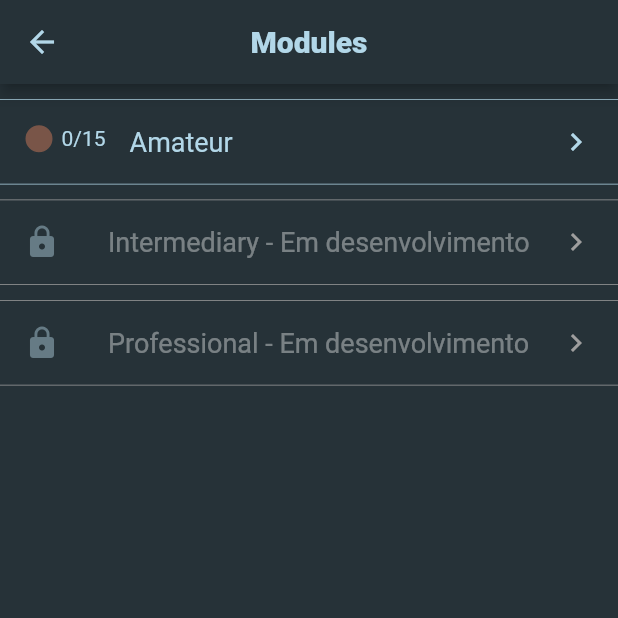
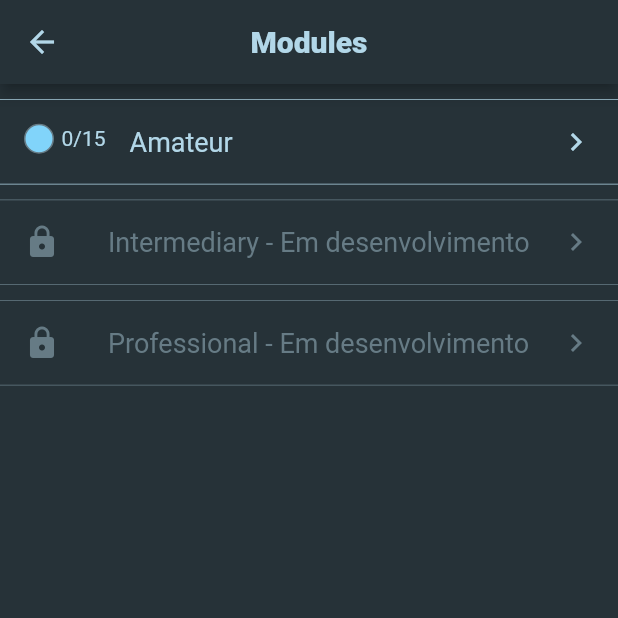
Before and after one commit to DaviPMello27/covoice, a Flutter app: the ExerciseModulesListPage screen opened by its route, on a phone screen of 412 x 824 dp, the top half of it. Run offline on Flutter 3.47's test engine with Material 2 defaults, Android fonts, the phone set to English and light mode, and no system bars; our stand-ins replace equatable, just_audio, share_plus, sqflite; missing offline and left inert: audio_waveforms, ffmpeg_kit_flutter, flame, flame_audio, flutter_audio_capture, flutter_fft and 5 more; accounts and stored records are empty.

Commit message:
Light theme redo

```diff
--- a/lib/views/app_widget.dart
+++ b/lib/views/app_widget.dart
@@ -33,8 +33,8 @@ class AppWidget extends StatelessWidget {
       },
       debugShowCheckedModeBanner: false,
       title: 'Covoice',
-      darkTheme: VoicifyTheme.dark,
-      theme: VoicifyTheme.dark,
+      darkTheme: CovoiceTheme.dark,
+      theme: CovoiceTheme.dark,
       home: home,
     );
   }
--- a/lib/views/exercises/exercise_modules_list_page.dart
+++ b/lib/views/exercises/exercise_modules_list_page.dart
@@ -1,5 +1,6 @@
 import 'package:covoice/entities/exercise.dart';
 import 'package:covoice/views/exercises/exercises_list_page.dart';
+import 'package:covoice/views/themes.dart';
 import 'package:flutter/material.dart';
 
 class ExerciseModulesListPage  extends StatefulWidget {
@@ -84,18 +85,21 @@ class _ExerciseModuleListTile extends StatelessWidget {
   @override
   Widget build(BuildContext context) {
     final BorderSide verticalBorder = BorderSide(
-      color: inDevelopment ? Colors.grey : Theme.of(context).colorScheme.secondary,
+      color: inDevelopment ? Theme.of(context).colorScheme.secondaryVariant : Theme.of(context).colorScheme.secondary,
       width: 0.5
     );
-    Color medalColor = Colors.brown;
+    Color medalColor = Colors.lightBlue[200]!;
+    //Color medalColor = CovoiceTheme.customColors.of(context).gold;
+    //Color medalColor = CovoiceTheme.customColors.of(context).silver;
+    //Color medalColor = CovoiceTheme.customColors.of(context).bronze;
 
-    if(completionRate == 1){
-      medalColor = Colors.lightBlue;
+    /* if(completionRate == 1){
+      medalColor = CovoiceTheme.customColors.of(context).platinum;
     } else if(completionRate >= 0.8){
-      medalColor = Colors.yellowAccent;
+      medalColor = CovoiceTheme.customColors.of(context).gold;
     } else if(completionRate >= 0.4){
-      medalColor = Colors.grey;
-    }
+      medalColor = CovoiceTheme.customColors.of(context).silver;
+    } */
 
     return Padding(
       padding: const EdgeInsets.only(top: 10),
@@ -103,7 +107,7 @@ class _ExerciseModuleListTile extends StatelessWidget {
         shape: Border(top: verticalBorder, bottom: verticalBorder),
         trailing: Icon(
           Icons.chevron_right,
-          color: inDevelopment ? Colors.grey : Theme.of(context).colorScheme.secondary,
+          color: inDevelopment ? Theme.of(context).colorScheme.secondaryVariant : Theme.of(context).colorScheme.secondary,
         ),
         title: Text(
           title + (inDevelopment ? ' - Em desenvolvimento' : ''),
@@ -124,7 +128,7 @@ class _ExerciseModuleListTile extends StatelessWidget {
                 color: medalColor,
                 border: Border.all(
                   width: 1,
-                  color: Theme.of(context).colorScheme.background
+                  color: Theme.of(context).colorScheme.secondaryVariant
                 ),
               ),
             ),
--- a/lib/views/exercises/exercise_results_page.dart
+++ b/lib/views/exercises/exercise_results_page.dart
@@ -63,13 +63,14 @@ class _ExercisePageState extends State<ExerciseResultsPage> {
             return SingleChildScrollView(
               child: Column(
                 children: [
+                  const SizedBox(height: 40),
                   Text(
                     'Exercise ${widget.number}',
                     style: Theme.of(context).textTheme.headline3,
                   ),
                   SizedBox(
                     width: WidthProportion.of(context).half,
-                    child: const Divider(color: Color.fromARGB(255, 178, 215, 232)),
+                    child: Divider(color: Theme.of(context).colorScheme.secondary),
                   ),
                   Text(
                     widget.state.exercise.module[0].toUpperCase() + widget.state.exercise.module.substring(1),
@@ -97,7 +98,7 @@ class _ExercisePageState extends State<ExerciseResultsPage> {
                           child: Icon(
                             Icons.star,
                             size: 64,
-                            color: widget.state.score >= currentScoreThreshold ? Colors.yellow : Theme.of(context).colorScheme.secondaryVariant,
+                            color: widget.state.score >= currentScoreThreshold ? CovoiceTheme.customColors.of(context).gold : Theme.of(context).colorScheme.secondaryVariant,
                           ),
                         ),
                       );
--- a/lib/views/themes.dart
+++ b/lib/views/themes.dart
@@ -32,7 +32,31 @@ class WidthProportion {
   }
 }
 
-abstract class VoicifyTheme {
+class CustomTheme {
+  Color platinum;
+  Color gold;
+  Color silver;
+  Color bronze;
+
+  CustomTheme({required this.platinum, required this.gold, required this.silver, required this.bronze});
+}
+
+class CustomColors {
+  CustomTheme light;
+  CustomTheme dark;
+
+  CustomColors({required this.light, required this.dark});
+
+  CustomTheme of(BuildContext context){
+    if(Theme.of(context).brightness == Brightness.dark){
+      return dark;
+    } else {
+      return light;
+    }
+  }
+}
+
+abstract class CovoiceTheme {
   static const ColorScheme _darkColorScheme = ColorScheme(
     primary: Color.fromARGB(255, 255, 179, 0),
     primaryVariant: Color.fromARGB(255, 229, 161, 0),
@@ -49,43 +73,91 @@ abstract class VoicifyTheme {
     brightness: Brightness.dark,
   );
 
+  static const ColorScheme _lightColorScheme = ColorScheme(
+    primary: Color.fromARGB(255, 238, 84, 82),
+    primaryVariant: Color.fromARGB(255, 214, 75, 73),
+    secondary: Color.fromARGB(255, 82, 103, 108),
+    secondaryVariant: Color.fromARGB(255, 154, 181, 187),
+    surface: Color.fromARGB(255, 138, 162, 168),
+    background: Color.fromARGB(255, 207, 216, 221),
+    error: Color.fromARGB(255, 96, 114, 128),
+    onPrimary: Color.fromARGB(255, 180, 180, 180),
+    onSecondary: Color.fromARGB(255, 70, 70, 70),
+    onSurface: Color.fromARGB(255, 178, 215, 232),
+    onBackground: Color.fromARGB(255, 178, 215, 232),
+    onError: Color.fromARGB(255, 255, 255, 255),
+    brightness: Brightness.light,
+  );
+
   static ThemeData get light => ThemeData(
-        primaryColor: Colors.blueGrey.shade300,
-        scaffoldBackgroundColor: Colors.blueGrey.shade50,
-        backgroundColor: Colors.blueGrey.shade100,
+        brightness: Brightness.light,
+        colorScheme: _lightColorScheme,
+        primaryColor: _lightColorScheme.secondaryVariant,
+        scaffoldBackgroundColor: _lightColorScheme.background,
+        backgroundColor: _lightColorScheme.background,
         elevatedButtonTheme: ElevatedButtonThemeData(
           style: ButtonStyle(
             elevation: MaterialStateProperty.all(5),
             shape: MaterialStateProperty.all(const CircleBorder()),
-            backgroundColor: MaterialStateProperty.all(Colors.red[300]),
+            backgroundColor: MaterialStateProperty.all(_lightColorScheme.primary),
           ),
         ),
-        buttonColor: Colors.red[400],
         appBarTheme: AppBarTheme(
           centerTitle: true,
-          backgroundColor: _darkColorScheme.error,
+          backgroundColor: _lightColorScheme.secondaryVariant,
           titleTextStyle: TextStyle(
             fontSize: 20,
             fontWeight: FontWeight.w800,
-            color: _darkColorScheme.secondary,
+            color: _lightColorScheme.secondary,
           ),
-          foregroundColor: _darkColorScheme.error,
+          foregroundColor: _lightColorScheme.secondary,
         ),
         textTheme: TextTheme(
           subtitle1: TextStyle(
-            color: Colors.blueGrey.shade700,
+            color: _lightColorScheme.secondary,
+            fontSize: 14,
+          ),
+          subtitle2: TextStyle(
+            color: _lightColorScheme.onSecondary,
             fontSize: 12,
           ),
-          bodyText1: const TextStyle(
+          caption: TextStyle(
+            color: _lightColorScheme.secondary,
+            fontSize: 12,
+          ),
+          bodyText1: TextStyle(
             fontSize: 28,
-            color: Colors.white,
+            color: _lightColorScheme.secondary,
           ),
+          bodyText2: TextStyle(
+            fontSize: 16,
+            color: _lightColorScheme.secondary,
+          ),
+          headline3: TextStyle(
+            fontSize: 38,
+            color: _lightColorScheme.secondary,
+            fontWeight: FontWeight.bold,
+          )
         ),
+        textButtonTheme: TextButtonThemeData(
+          style: ButtonStyle(
+            backgroundColor: MaterialStateProperty.all(_lightColorScheme.secondary),
+            foregroundColor: MaterialStateProperty.all(_lightColorScheme.background),
+            textStyle: MaterialStateProperty.all(
+              const TextStyle(
+                fontSize: 32,
+                fontWeight: FontWeight.bold,
+              )
+            )
+          )
+        ),
+        disabledColor: _lightColorScheme.secondaryVariant,
       );
 
   static ThemeData get dark => ThemeData(
+        brightness: Brightness.dark,
         colorScheme: _darkColorScheme,
-        primaryColor: const Color.fromARGB(255, 144, 164, 174),
+        primaryColor: _darkColorScheme.secondary,
         scaffoldBackgroundColor: _darkColorScheme.background,
         backgroundColor: _darkColorScheme.background,
         elevatedButtonTheme: ElevatedButtonThemeData(
@@ -95,7 +167,6 @@ abstract class VoicifyTheme {
             backgroundColor: MaterialStateProperty.all(_darkColorScheme.primary),
           ),
         ),
-        buttonColor: _darkColorScheme.primaryVariant,
         appBarTheme: AppBarTheme(
           centerTitle: true,
           backgroundColor: _darkColorScheme.background,
@@ -144,5 +215,21 @@ abstract class VoicifyTheme {
             )
           )
         ),
+        disabledColor: _darkColorScheme.secondaryVariant,
       );
+
+  static final customColors = CustomColors(
+    light: CustomTheme(
+      platinum: Colors.lightBlue[300]!,
+      gold: Colors.yellow[700]!,
+      silver: Colors.grey[350]!,
+      bronze: Colors.brown[400]!,
+    ),
+    dark: CustomTheme(
+      platinum: Colors.lightBlue[200]!,
+      gold: Colors.yellow[700]!,
+      silver: Colors.grey,
+      bronze: Colors.brown,
+    ),
+  );
 }
```
Also changed, not shown: lib/views/exercises/exercise_page.dart (+15 -5 lines), lib/views/exercises/exercises_list_page.dart (+32 -4 lines), lib/views/exercises/game/exercise_game.dart (+12 -3 lines).
